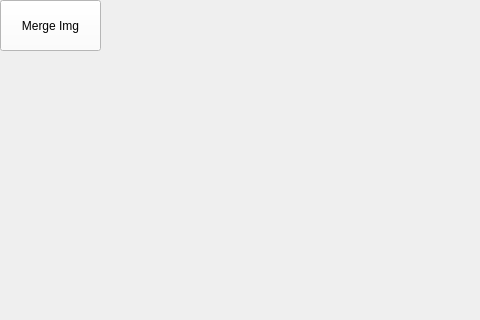
Above: loading_06_dss/mainwindow.ui from xiaozhe/loading_icon before the change; both pictures show x 0 to 480 and y 0 to 320 of the 789 by 566 pixel window. Below: the same form after it.
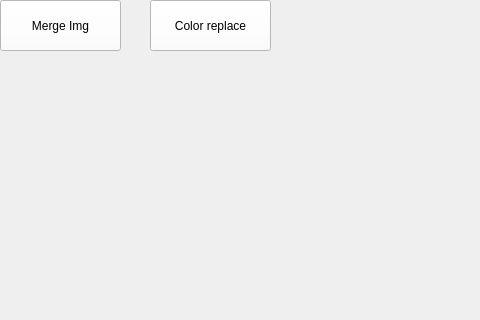
That is the form after the change.

Commit message: add replace color to white

Diff of the .ui file:
```diff
--- a/loading_06_dss/mainwindow.ui
+++ b/loading_06_dss/mainwindow.ui
@@ -24,7 +24,7 @@
      <rect>
       <x>0</x>
       <y>0</y>
-      <width>101</width>
+      <width>121</width>
       <height>51</height>
      </rect>
     </property>
@@ -38,6 +38,25 @@
      <string>Merge Img</string>
     </property>
    </widget>
+   <widget class="QPushButton" name="pb_color_replace">
+    <property name="geometry">
+     <rect>
+      <x>150</x>
+      <y>0</y>
+      <width>121</width>
+      <height>51</height>
+     </rect>
+    </property>
+    <property name="styleSheet">
+     <string notr="true">QPushButton{
+color:#00;
+background-color:#FFFFFF;
+}</string>
+    </property>
+    <property name="text">
+     <string>Color replace</string>
+    </property>
+   </widget>
   </widget>
  </widget>
  <resources/>
```
The commit also changes 2 other files.
